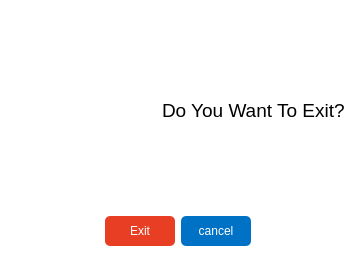
First picture: the form in Online Office v2/exitapp.ui, repository Anmol-A-jain/online-office, before the edit.
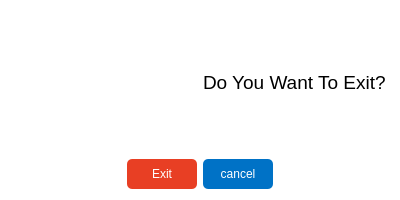
Second picture: the form after the edit. Icons and pictures are not drawn.

Patch:
```diff
--- a/Online Office v2/exitapp.ui
+++ b/Online Office v2/exitapp.ui
@@ -6,13 +6,34 @@
    <rect>
     <x>0</x>
     <y>0</y>
-    <width>356</width>
-    <height>257</height>
+    <width>400</width>
+    <height>200</height>
    </rect>
   </property>
+  <property name="minimumSize">
+   <size>
+    <width>400</width>
+    <height>200</height>
+   </size>
+  </property>
+  <property name="maximumSize">
+   <size>
+    <width>400</width>
+    <height>200</height>
+   </size>
+  </property>
+  <property name="baseSize">
+   <size>
+    <width>400</width>
+    <height>200</height>
+   </size>
+  </property>
   <property name="windowTitle">
    <string>Dialog</string>
   </property>
+  <property name="autoFillBackground">
+   <bool>false</bool>
+  </property>
   <property name="styleSheet">
    <string notr="true">background-color:white;</string>
   </property>
```
